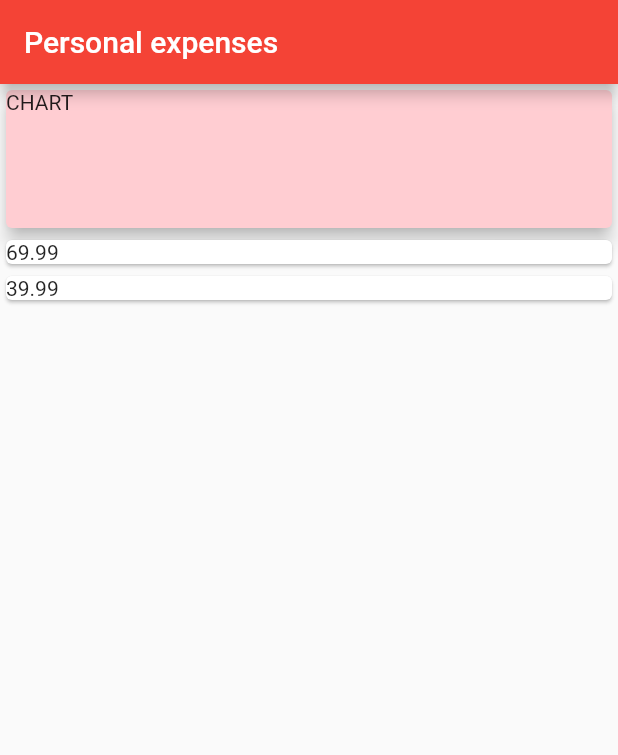
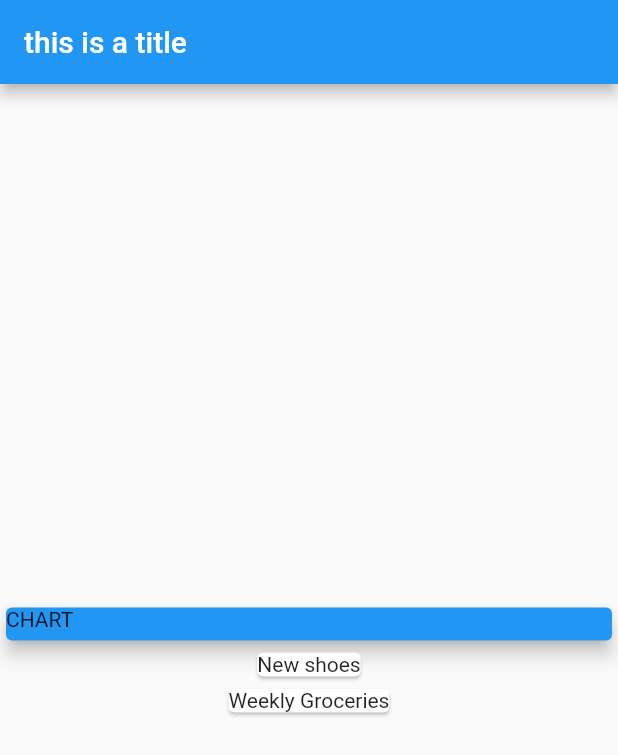
Before and after one commit to csongorkeller/flutter_expenses_planner, a Flutter app: the screen it shows after launch, on a phone screen of 412 x 824 dp. Shown: the top 755 px of the screen. Run offline on Flutter 3.47's test engine with Material 2 defaults, Android fonts, the phone set to English and light mode, and no system bars.

Commit message:
list of transactions -> list of cards

```diff
--- a/lib/main.dart
+++ b/lib/main.dart
@@ -1,4 +1,5 @@
 import './transaction.dart';
+import 'package:flutter/cupertino.dart';
 import 'package:flutter/material.dart';
 
 void main() => runApp(MyApp());
@@ -7,61 +8,48 @@ class MyApp extends StatelessWidget {
   @override
   Widget build(BuildContext context) {
     return MaterialApp(
-      title: 'Personal expenses',
-      home: HomePage(),
+      title: 'Flutter app',
+      home: MyHomePage(),
     );
   }
 }
 
-class HomePage extends StatelessWidget {
-  final List<Transaction> transaction = [
+class MyHomePage extends StatelessWidget {
+  final List<Transaction> transactions = [
     Transaction(
-      id: 'T1',
-      title: 'New shoes',
-      amount: 69.99,
-      date: DateTime.now(),
-    ),
+        id: 't1', title: 'New shoes', amount: 69.99, date: DateTime.now()),
     Transaction(
-      id: 'T2',
-      title: 'New T-shirt',
-      amount: 39.99,
-      date: DateTime.now(),
-    ),
+        id: 't2',
+        title: 'Weekly Groceries',
+        amount: 16.54,
+        date: DateTime.now())
   ];
 
   @override
   Widget build(BuildContext context) {
     return Scaffold(
       appBar: AppBar(
-        title: Text('Personal expenses'),
-        backgroundColor: Colors.red,
+        title: Text('this is a title'),
       ),
       body: Column(
-        mainAxisAlignment: MainAxisAlignment.start,
-        crossAxisAlignment: CrossAxisAlignment.stretch,
+        mainAxisAlignment: MainAxisAlignment.center,
         children: <Widget>[
           Container(
             width: double.infinity,
-            height: 100,
+            height: 30,
             child: Card(
-              color: Colors.red[100],
+              color: Colors.blue,
+              elevation: 5,
               child: Text('CHART'),
-              elevation: 5,
             ),
           ),
-          Column(
-              children: transaction.map((singleTransaction) {
-            return Card(
-              child: Row(
-                children: <Widget>[
-                  Container(
-                    child: Text(singleTransaction.amount
-                        .toString()), //have to be converted into String, since Text only accept String instead of double
-                  ),
-                ],
-              ),
-            );
-          }).toList())
+          Column( //Hardcoded transactions are transformed from a list of transactions to a list of cards
+            children: transactions.map((singleTransaction) { //singleTransaction is just a pointer
+              return Card(
+                child: Text(singleTransaction.title),
+              );
+            }).toList(),
+          )
         ],
       ),
     );
```
